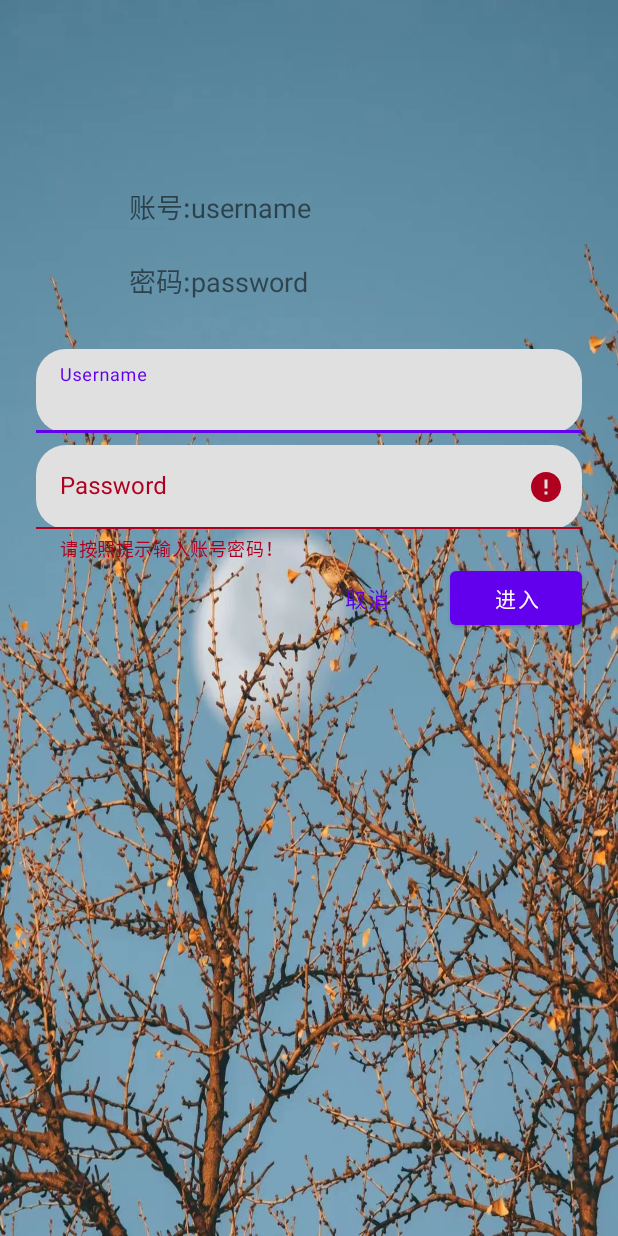
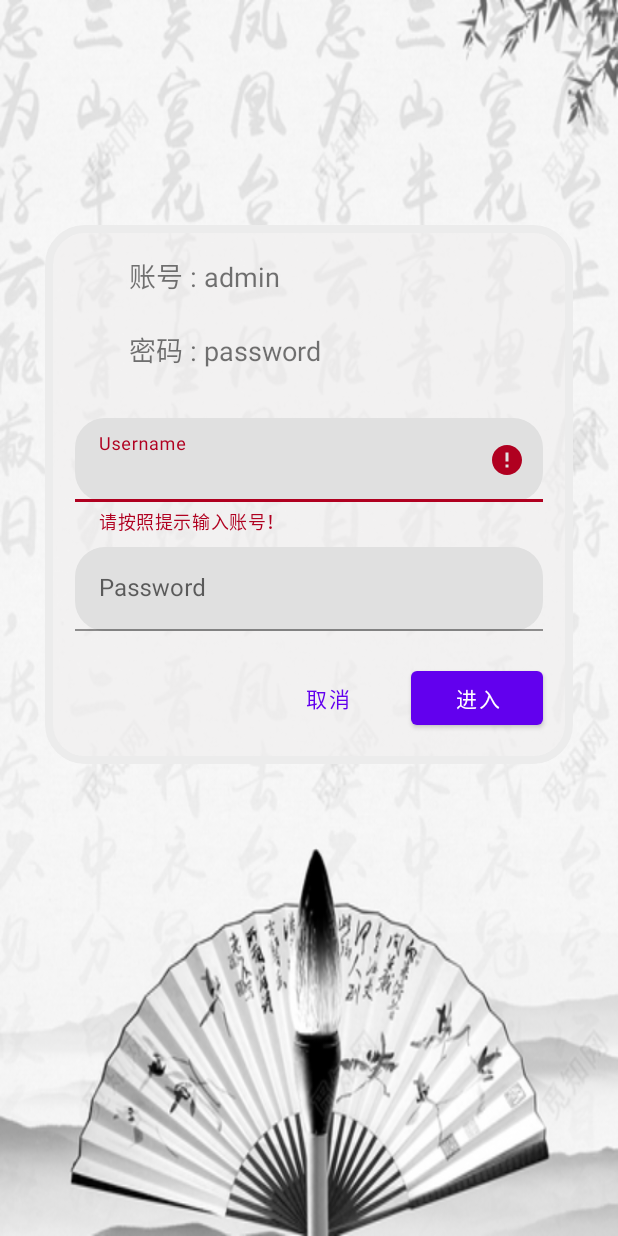
Before and after one commit to duxin00/android_culture_show, an Android app: the screen it shows after launch (MainActivity), after a tap on "进入", on a phone screen of 412 x 824 dp. Run offline under Robolectric (Android 15) with nearby library versions, the phone set to English and light mode, and no system bars.

Commit message:
UI调整

```diff
--- a/shrine/app/src/main/java/com/google/codelabs/mdc/kotlin/shrine/LoginFragment.kt
+++ b/shrine/app/src/main/java/com/google/codelabs/mdc/kotlin/shrine/LoginFragment.kt
@@ -23,10 +23,14 @@ class LoginFragment : Fragment() {
         val view = inflater.inflate(R.layout.shr_login_fragment, container, false)
         // Set an error if the password is less than 8 characters.
         view.next_button.setOnClickListener {
-            if (!isPasswordValid(password_edit_text.text)) {
+            if (!isUsernameValid(username_edit_text.text)) {
+                username_text_input.error = getString(R.string.shr_error_username)
+            }
+            else if (!isPasswordValid(password_edit_text.text)) {
                 password_text_input.error = getString(R.string.shr_error_password)
             } else {
                 password_text_input.error = null // Clear the error
+                username_text_input.error = null // Clear the error
 //                (activity as NavigationHost).navigateTo(ProductGridFragment(), false) // Navigate to the next Fragment
                 val navOptions = NavOptions.Builder()
                     .setEnterAnim(R.animator.fade_in)
@@ -53,6 +57,11 @@ class LoginFragment : Fragment() {
         authentication of the username and password.
      */
     private fun isPasswordValid(text: Editable?): Boolean {
-        return text != null && text.length >= 8
+//        return text != null && text.length >= 6
+        return text.toString() == getString(R.string.password)
+    }
+
+    private fun isUsernameValid(text: Editable?): Boolean {
+        return text != null && text.toString() == getString(R.string.username)
     }
 }
--- a/shrine/app/src/main/res/drawable/button_style_radius.xml
+++ b/shrine/app/src/main/res/drawable/button_style_radius.xml
@@ -1,5 +1,14 @@
 <?xml version="1.0" encoding="utf-8"?>
 <shape xmlns:android="http://schemas.android.com/apk/res/android">
-    <solid android:color="#FFFFFF" />  <!-- 背景填充色 -->
-    <corners android:radius="60dp" />   <!-- 圆角半径 -->
+    <solid android:color="#99F0EFEF" />  <!-- 背景填充色 -->
+    <corners android:radius="24dp" />   <!-- 圆角半径 -->
+    <stroke
+        android:width="5dp"
+        android:color="#ECECEC" /> <!-- 描边颜色 -->
+    <item>
+        <shape>
+            <solid android:color="#557A7979" /> <!-- 阴影颜色 -->
+            <corners android:radius="8dp" />
+        </shape>
+    </item>
 </shape>
--- a/shrine/app/src/main/res/layout/shr_login_fragment.xml
+++ b/shrine/app/src/main/res/layout/shr_login_fragment.xml
@@ -1,27 +1,39 @@
 <?xml version="1.0" encoding="utf-8"?>
-<ScrollView xmlns:android="http://schemas.android.com/apk/res/android"
+<!--<ScrollView xmlns:android="http://schemas.android.com/apk/res/android"-->
+<!--    xmlns:app="http://schemas.android.com/apk/res-auto"-->
+<!--    xmlns:tools="http://schemas.android.com/tools"-->
+<!--    android:layout_width="match_parent"-->
+<!--    android:layout_height="wrap_content"-->
+<!--    android:background="@drawable/index"-->
+<!--    tools:context=".LoginFragment">-->
+
+<LinearLayout xmlns:android="http://schemas.android.com/apk/res/android"
     xmlns:app="http://schemas.android.com/apk/res-auto"
     xmlns:tools="http://schemas.android.com/tools"
     android:layout_width="match_parent"
-    android:layout_height="wrap_content"
-    android:background="@drawable/index"
+    android:layout_height="match_parent"
+    android:background="@drawable/background_img"
     tools:context=".LoginFragment">
+
     <LinearLayout
         android:layout_width="match_parent"
         android:layout_height="wrap_content"
+        android:layout_marginTop="150dp"
+        android:layout_marginLeft="30dp"
+        android:layout_marginRight="30dp"
+        android:background="@drawable/button_style_radius"
         android:clipChildren="false"
         android:clipToPadding="false"
         android:orientation="vertical"
-        android:padding="24dp"
+        android:padding="20dp"
         android:paddingTop="16dp">
 
         <TextView
             android:layout_width="239dp"
             android:layout_height="wrap_content"
             android:layout_gravity="center_horizontal"
-            android:layout_marginTop="100dp"
             android:layout_marginBottom="22dp"
-            android:text="账号:username"
+            android:text="账号 : admin"
             android:textSize="18sp" />
 
         <TextView
@@ -29,10 +41,11 @@
             android:layout_height="wrap_content"
             android:layout_gravity="center_horizontal"
             android:layout_marginBottom="32dp"
-            android:text="密码:password"
+            android:text="密码 : password"
             android:textSize="18sp" />
 
         <com.google.android.material.textfield.TextInputLayout
+            android:id="@+id/username_text_input"
             android:layout_width="match_parent"
             android:layout_height="wrap_content"
             android:hint="@string/shr_hint_username"
@@ -42,6 +55,7 @@
             app:boxCornerRadiusTopStart="20dp">
 
             <com.google.android.material.textfield.TextInputEditText
+                android:id="@+id/username_edit_text"
                 android:layout_width="match_parent"
                 android:layout_height="match_parent"
                 android:inputType="text"
@@ -92,4 +106,5 @@
 
         </RelativeLayout>
     </LinearLayout>
-</ScrollView>
+</LinearLayout>
+<!--</ScrollView>-->
--- a/shrine/app/src/main/res/values/colors.xml
+++ b/shrine/app/src/main/res/values/colors.xml
@@ -9,4 +9,6 @@
     <color name="titleBackground">#E4B6F6E7</color>
     <color name="list_green">#E40ECD38</color>
     <color name="black">#000000</color>
+    <color name="loginBackgroundShadow">#9FE8E3DC</color>
+
 </resources>
--- a/shrine/app/src/main/res/values/strings.xml
+++ b/shrine/app/src/main/res/values/strings.xml
@@ -2,9 +2,12 @@
     <string name="art_app_name">传统文化鉴赏</string>
     <string name="shr_hint_username">Username</string>
     <string name="shr_hint_password">Password</string>
+    <string name="username">admin</string>
+    <string name="password">password</string>
     <string name="shr_button_next">进入</string>
     <string name="shr_button_cancel">取消</string>
-    <string name="shr_error_password">请按照提示输入账号密码！</string>
+    <string name="shr_error_password">请按照提示输入密码！</string>
+    <string name="shr_error_username">请按照提示输入账号！</string>
     <string name="shr_filter_title">Filter</string>
     <string name="shr_search_title">Search</string>
     <string name="shr_product_title">Title</string>
@@ -13,9 +16,9 @@
 
 <!--    文化分类名称-->
     <string name="jie_qi">二十四节气→</string>
-    <string name="drama">戏剧</string>
-    <string name="decoupage">剪纸</string>
-    <string name="delicacies">各地传统美食</string>
+    <string name="drama">戏剧→</string>
+    <string name="decoupage">剪纸→</string>
+    <string name="delicacies">各地传统美食→</string>
 
     <!-- Shrine backdrop menu labels -->
     <string name="shr_featured_label">Featured</string>
@@ -27,4 +30,7 @@
     <string name="shr_dresses_label">Dresses</string>
     <string name="shr_account_label">My Account</string>
     <string name="shr_logo_content_description">Shrine Logo</string>
+
+<!--    提示信息-->
+    <string name="empty">正在开发中，请等待...</string>
 </resources>
```
Also changed, not shown: shrine/app/src/main/java/com/google/codelabs/mdc/kotlin/shrine/CultureListFragment.kt (+12 -17 lines), shrine/app/src/main/java/com/google/codelabs/mdc/kotlin/shrine/EmptyFragment.kt (added, +27 -0 lines), shrine/app/src/main/res/layout/culture_list.xml (+3 -5 lines), shrine/app/src/main/res/layout/empty_info.xml (added, +25 -0 lines), shrine/app/src/main/res/navigation/nav_graph.xml (+9 -0 lines), shrine/app/src/main/res/drawable-v24/background_img.png (added), shrine/app/src/main/res/drawable-v24/hourglass_null.png (added).
